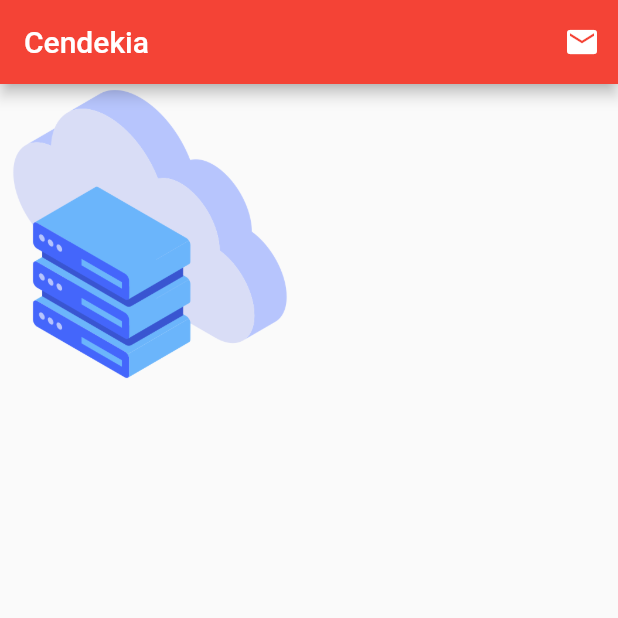
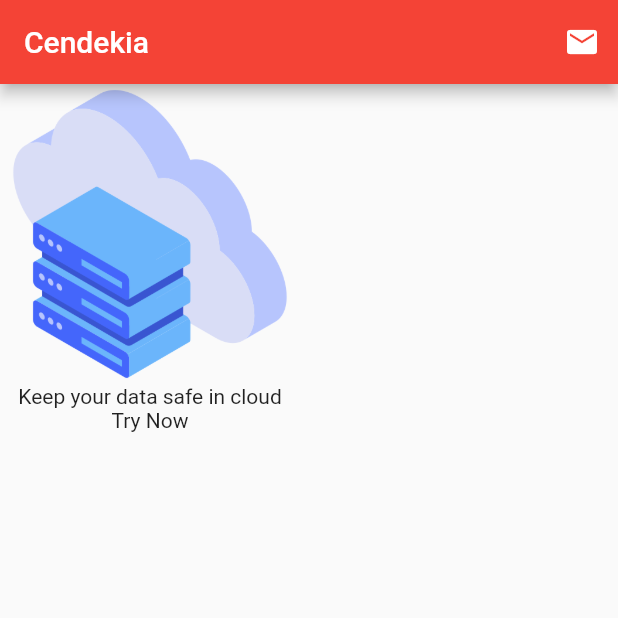
Before and after one commit to cendekialnazalia/Aplikasi-Flutter-Pertama, a Flutter app: the screen it shows after launch, on a phone screen of 412 x 824 dp, the top half of it. Run offline on Flutter 3.47's test engine with Material 2 defaults, Android fonts, the phone set to English and light mode, and no system bars.

Commit message:
Basic UI Layout

```diff
--- a/lib/main.dart
+++ b/lib/main.dart
@@ -24,10 +24,17 @@ class MyXApp extends StatelessWidget {
             ],
           ),
           body: SafeArea(
-              child: Image(
-            image: AssetImage('assets/images/ic_cloud.png'),
-            height: 200,
-          ))),
+            child: Container(
+              child: Column(children: <Widget>[
+                Image(
+                  image: AssetImage('assets/images/ic_cloud.png'),
+                  height: 200,
+                ),
+                Text("Keep your data safe in cloud"),
+                Text("Try Now")
+              ]),
+            ),
+          )),
     );
   }
 }
```
